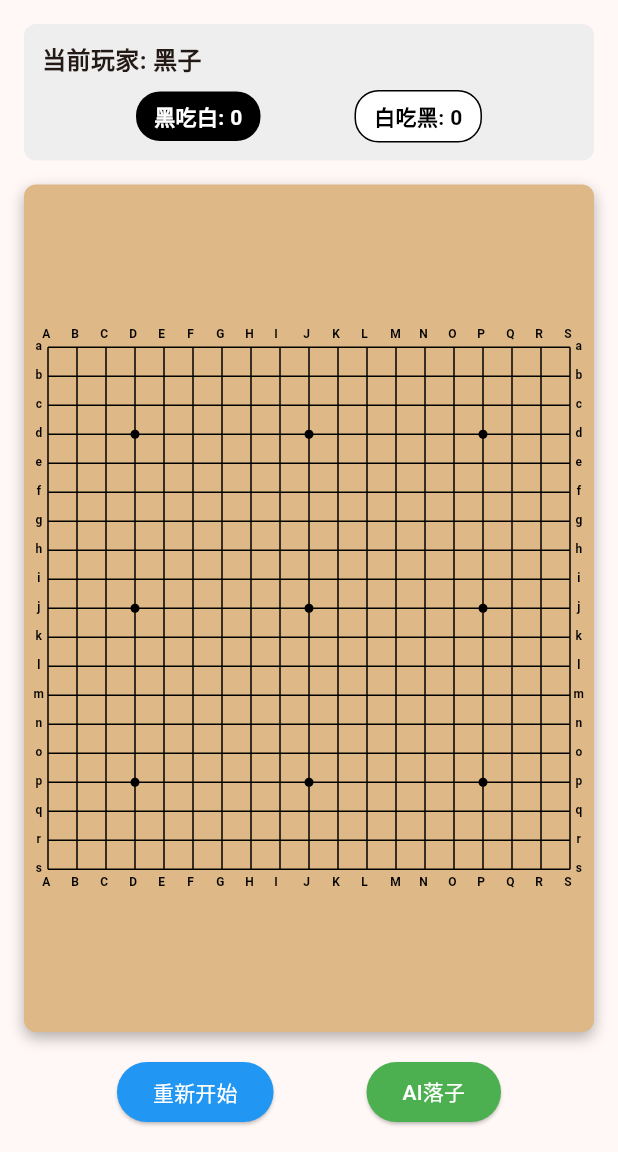
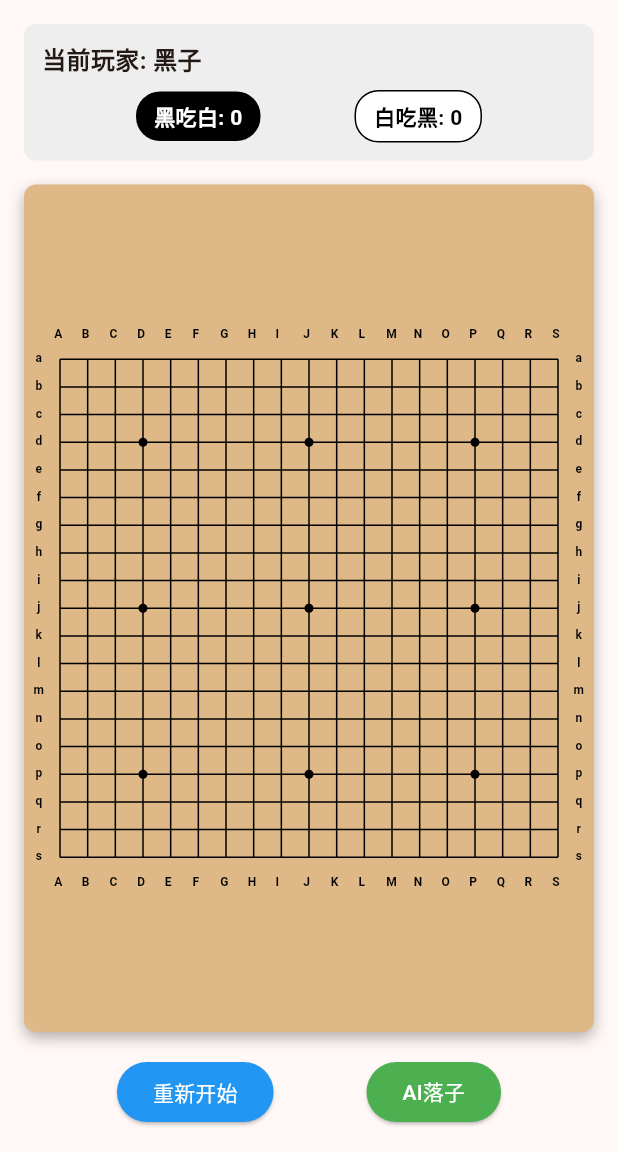
Before and after one commit to chenqi2013/rwkv_go, a Flutter app: the screen it shows after launch, on a phone screen of 412 x 824 dp, the part 84-1236 px from its top. Run offline on Flutter 3.47's test engine with Material 3 defaults, Android fonts, the phone set to English and light mode, and no system bars; our stand-ins replace get; missing offline and left inert: rwkv_mobile_flutter; statements that could not run were skipped.

Commit message:
边上棋子显示不全问题

```diff
--- a/lib/widgets/go_board.dart
+++ b/lib/widgets/go_board.dart
@@ -134,8 +134,10 @@ class GoBoard extends StatelessWidget {
           double maxHeight = constraints.maxHeight;
           double boardSize = maxWidth < maxHeight ? maxWidth : maxHeight;
 
-          // 为坐标标签留出空间
-          double coordinateSpace = isMobile ? 16.0 : 20.0;
+          // 为坐标标签和棋子边界留出空间
+          double screenWidth = MediaQuery.of(context).size.width;
+          double stoneRadius = screenWidth < 600 ? 8.0 : 12.0;
+          double coordinateSpace = (isMobile ? 16.0 : 20.0) + stoneRadius;
           double availableSize = boardSize - 2 * coordinateSpace;
 
           return Center(
@@ -162,7 +164,7 @@ class GoBoard extends StatelessWidget {
                       controller.isBlackTurn.value;
                       return _buildStonesWithPadding(
                         coordinateSpace,
-                        availableSize,
+                        boardSize,
                       );
                     }),
                   ),
@@ -183,16 +185,19 @@ class GoBoard extends StatelessWidget {
     );
   }
 
-  Widget _buildStonesWithPadding(double padding, double availableSize) {
+  Widget _buildStonesWithPadding(double padding, double boardSize) {
     return LayoutBuilder(
       builder: (context, constraints) {
         // 根据屏幕大小动态调整棋子大小
         double screenWidth = MediaQuery.of(context).size.width;
         double stoneRadius = screenWidth < 600 ? 8.0 : 12.0; // 手机屏幕棋子更小
 
+        // 计算实际的可用空间（减去padding）
+        double availableSize = boardSize - 2 * padding;
         double cellSize = availableSize / 18;
 
         return Stack(
+          clipBehavior: Clip.none, // 允许子组件超出边界显示
           children: List.generate(
             19,
             (row) => List.generate(
```
